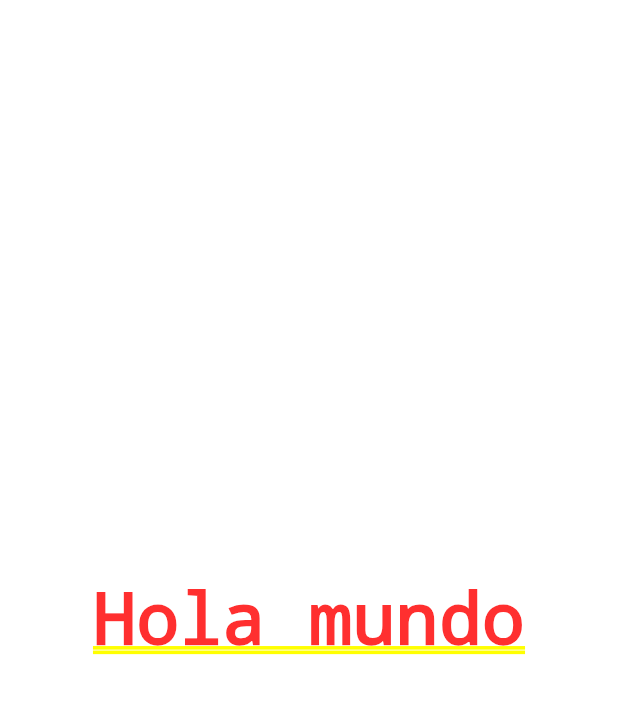
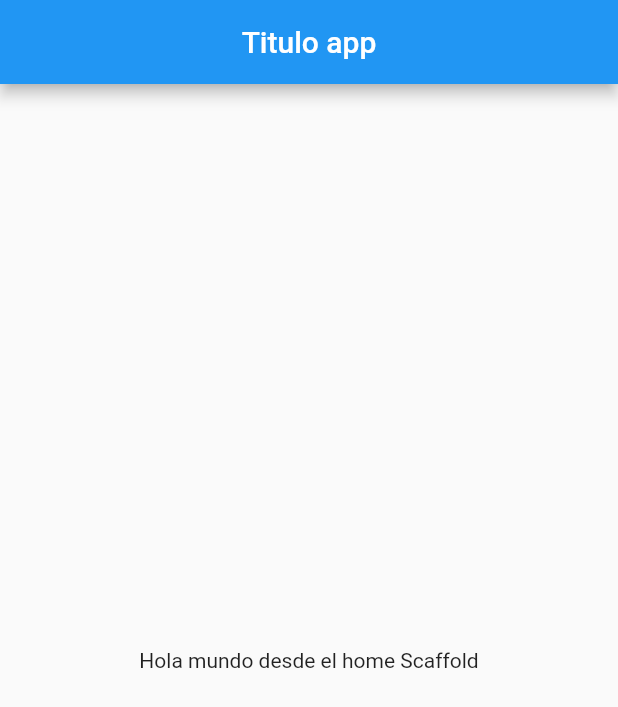
Before and after one commit to VicenteJSP/exampleFlutter, a Flutter app: the screen it shows after launch, on a phone screen of 412 x 824 dp. Shown: the top 707 px of the screen. Run offline on Flutter 3.47's test engine with Material 2 defaults, Android fonts, the phone set to English and light mode, and no system bars.

Commit message:
Creando Scaffold

```diff
--- a/contador/lib/src/app.dart
+++ b/contador/lib/src/app.dart
@@ -1,5 +1,7 @@
 import 'package:flutter/material.dart';
 import 'package:flutter/widgets.dart';
+
+import 'package:contador/src/pages/home_page.dart';
 
 class MyApp extends StatelessWidget {
 
@@ -7,7 +9,7 @@ class MyApp extends StatelessWidget {
   Widget build( context ) {
     return MaterialApp(
       home: Center(
-        child: Text('Hola mundo'),
+        child: HomePage(),
       ),
     );
   }
--- /dev/null
+++ b/contador/lib/src/pages/home_page.dart
@@ -0,0 +1,14 @@
+import 'package:flutter/material.dart';
+
+class HomePage extends StatelessWidget {
+  @override
+  Widget build(BuildContext context) {
+    return Scaffold(
+      appBar: AppBar(
+        title: Text('Titulo app'),
+        centerTitle: true,
+      ),
+      body: Center(child: Text('Hola mundo desde el home Scaffold'),),
+    );
+  }
+}
```
